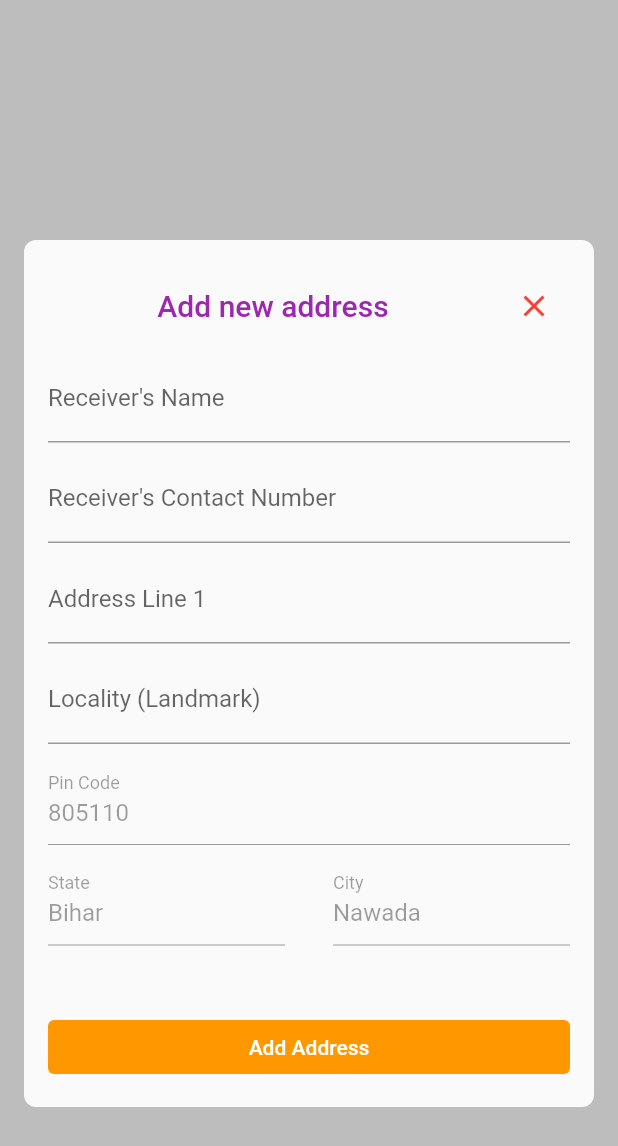
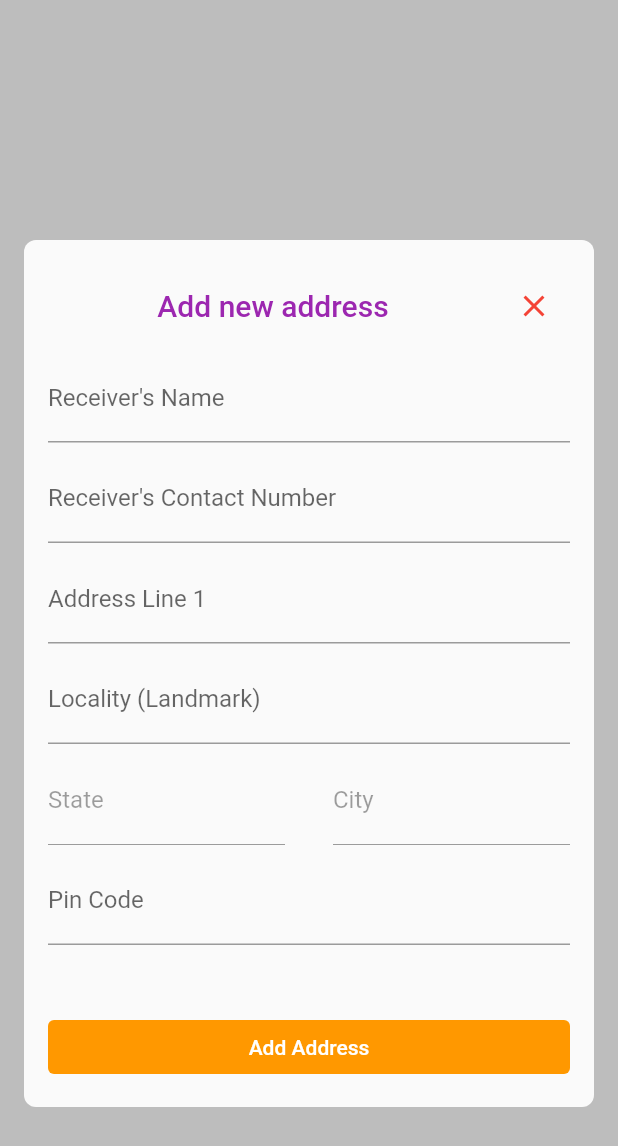
Before and after one commit to dhruvanwd/bazaar-bihar, a Flutter app: the CartAddressForm screen opened directly, on a phone screen of 412 x 824 dp. Shown: the top 1146 px of the screen. Run offline on Flutter 3.47's test engine with Material 2 defaults, Android fonts, the phone set to English and light mode, and no system bars; our stand-ins replace badges, cached_network_image, carousel_slider, connectivity_plus, convex_bottom_bar, dio and 11 more; missing offline and left inert: easy_mask, ej_selector, new_version, razorpay_flutter, shrink_sidemenu; accounts and stored records are empty; network calls fail.

Commit message:
address form changes

```diff
--- a/lib/pages/CartPage/CartAddressForm.dart
+++ b/lib/pages/CartPage/CartAddressForm.dart
@@ -1,6 +1,7 @@
 import 'dart:math';
 
 import 'package:bazaar_bihar/GetxControllers/CartAddressController.dart';
+import 'package:bazaar_bihar/GetxControllers/GlobalController.dart';
 import 'package:bazaar_bihar/components/StrechedPrimaryButton.dart';
 import 'package:bazaar_bihar/models/CartAddressModel.dart';
 import 'package:easy_mask/easy_mask.dart';
@@ -8,13 +9,20 @@ import 'package:flutter/material.dart';
 import 'package:get/get.dart';
 
 class CartAddressForm extends StatelessWidget {
-  CartAddressForm({Key? key}) : super(key: key);
+  final _glblCtrl = GlobalController.to;
+  late TextEditingController _stateController;
+  late TextEditingController _cityController;
+  CartAddressForm() {
+    _stateController =
+        TextEditingController(text: _glblCtrl.userProfile?.state);
+
+    _cityController = TextEditingController(text: _glblCtrl.userProfile?.city);
+  }
   final _formKey = GlobalKey<FormState>();
 
   final _localityController = TextEditingController();
-  final _zipCodeController = TextEditingController(text: "805110");
-  final _stateController = TextEditingController(text: "Bihar");
-  final _cityController = TextEditingController(text: "Nawada");
+  final _zipCodeController = TextEditingController();
+
   final _addressLine1Controller = TextEditingController();
   final _mobileController = TextEditingController();
   final _nameController = TextEditingController();
@@ -95,6 +103,8 @@ class CartAddressForm extends StatelessWidget {
                             validator: (value) {
                               if (value == null || value.isEmpty) {
                                 return 'Enter receiver\'s name';
+                              } else if (value.length < 3) {
+                                return "Name too small";
                               }
                             },
                           ),
@@ -148,21 +158,6 @@ class CartAddressForm extends StatelessWidget {
                         ),
                         Padding(
                           padding: EdgeInsets.symmetric(vertical: 4),
-                          child: TextFormField(
-                            enabled: false,
-                            controller: _zipCodeController,
-                            decoration: InputDecoration(
-                                border: UnderlineInputBorder(),
-                                labelText: 'Pin Code'),
-                            validator: (value) {
-                              if (value == null || value.isEmpty) {
-                                return 'Enter your pincode.';
-                              }
-                            },
-                          ),
-                        ),
-                        Padding(
-                          padding: EdgeInsets.symmetric(vertical: 4),
                           child: Row(
                             mainAxisAlignment: MainAxisAlignment.spaceBetween,
                             children: [
@@ -201,6 +196,23 @@ class CartAddressForm extends StatelessWidget {
                           ),
                         ),
                         Padding(
+                          padding: EdgeInsets.symmetric(vertical: 4),
+                          child: TextFormField(
+                            controller: _zipCodeController,
+                            keyboardType: TextInputType.number,
+                            decoration: InputDecoration(
+                                border: UnderlineInputBorder(),
+                                labelText: 'Pin Code'),
+                            validator: (value) {
+                              if (value == null || value.isEmpty) {
+                                return 'Enter your pincode.';
+                              } else if (value.length != 6) {
+                                return "Invalid pin code";
+                              }
+                            },
+                          ),
+                        ),
+                        Padding(
                           padding: EdgeInsets.only(top: 40),
                           child: StrechedPrimaryButton(
                               onCreateAddress, "Add Address"),
--- a/lib/pages/CartPage/CartPage.dart
+++ b/lib/pages/CartPage/CartPage.dart
@@ -17,6 +17,7 @@ class CartPage extends StatelessWidget {
             expandedHeight: 250,
             stretch: true,
             toolbarTextStyle: TextStyle(color: Colors.green),
+            iconTheme: IconTheme.of(context).copyWith(color: Colors.purple),
             titleSpacing: 0.0,
             title: Card(
               color: Colors.white70,
```
